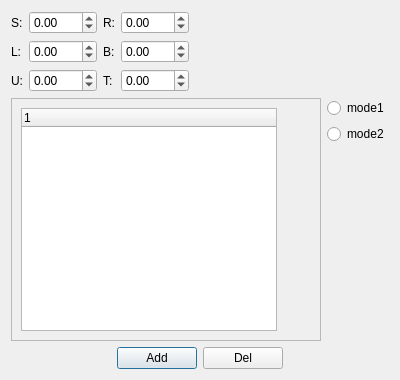
Qt form ui/controlPanel.ui (zhangjiankun/kndRobotSim) before a commit.
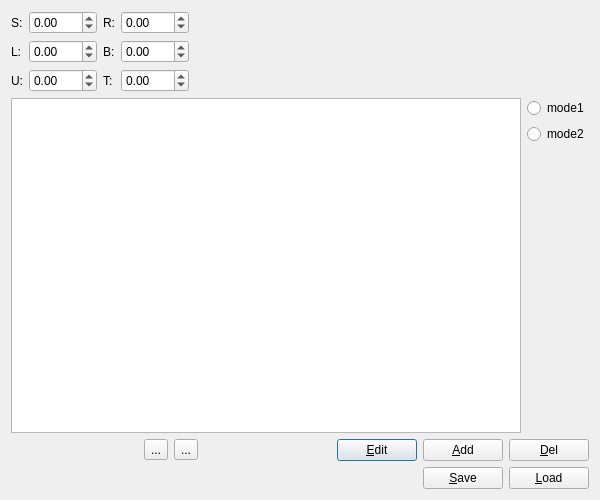
The same form after that commit. Icons and pictures are not drawn.

Diff of the .ui file:
```diff
--- a/ui/controlPanel.ui
+++ b/ui/controlPanel.ui
@@ -6,8 +6,8 @@
    <rect>
     <x>0</x>
     <y>0</y>
-    <width>400</width>
-    <height>380</height>
+    <width>600</width>
+    <height>500</height>
    </rect>
   </property>
   <property name="sizePolicy">
@@ -18,14 +18,14 @@
   </property>
   <property name="minimumSize">
    <size>
-    <width>400</width>
-    <height>380</height>
+    <width>600</width>
+    <height>500</height>
    </size>
   </property>
   <property name="maximumSize">
    <size>
-    <width>400</width>
-    <height>380</height>
+    <width>600</width>
+    <height>500</height>
    </size>
   </property>
   <property name="windowTitle">
@@ -176,35 +176,7 @@
    <item>
     <layout class="QHBoxLayout" name="horizontalLayout_5">
      <item>
-      <widget class="QScrollArea" name="scrollArea">
-       <property name="widgetResizable">
-        <bool>true</bool>
-       </property>
-       <widget class="QWidget" name="scrollAreaWidgetContents">
-        <property name="geometry">
-         <rect>
-          <x>0</x>
-          <y>0</y>
-          <width>292</width>
-          <height>220</height>
-         </rect>
-        </property>
-        <layout class="QFormLayout" name="formLayout">
-         <property name="fieldGrowthPolicy">
-          <enum>QFormLayout::AllNonFixedFieldsGrow</enum>
-         </property>
-         <item row="0" column="0">
-          <widget class="QTreeWidget" name="treeWidget">
-           <column>
-            <property name="text">
-             <string notr="true">1</string>
-            </property>
-           </column>
-          </widget>
-         </item>
-        </layout>
-       </widget>
-      </widget>
+      <widget class="QListView" name="listView"/>
      </item>
      <item>
       <layout class="QVBoxLayout" name="verticalLayout">
@@ -241,6 +213,41 @@
    </item>
    <item>
     <layout class="QHBoxLayout" name="horizontalLayout">
+     <item>
+      <spacer name="horizontalSpacer_2">
+       <property name="orientation">
+        <enum>Qt::Horizontal</enum>
+       </property>
+       <property name="sizeHint" stdset="0">
+        <size>
+         <width>40</width>
+         <height>20</height>
+        </size>
+       </property>
+      </spacer>
+     </item>
+     <item>
+      <widget class="QToolButton" name="toolButtonStart">
+       <property name="text">
+        <string>...</string>
+       </property>
+       <property name="icon">
+        <iconset resource="../RobotGUI.qrc">
+         <normaloff>:/resource/imgs/start_free.png</normaloff>:/resource/imgs/start_free.png</iconset>
+       </property>
+      </widget>
+     </item>
+     <item>
+      <widget class="QToolButton" name="toolButtonStop">
+       <property name="text">
+        <string>...</string>
+       </property>
+       <property name="icon">
+        <iconset resource="../RobotGUI.qrc">
+         <normaloff>:/resource/imgs/stop_free.png</normaloff>:/resource/imgs/stop_free.png</iconset>
+       </property>
+      </widget>
+     </item>
      <item>
       <spacer name="horizontalSpacer_4">
        <property name="orientation">
@@ -257,17 +264,28 @@
      <item>
       <widget class="QPushButton" name="pushButton">
        <property name="text">
-        <string>Add</string>
+        <string>&amp;Edit</string>
        </property>
       </widget>
      </item>
      <item>
       <widget class="QPushButton" name="pushButton_2">
        <property name="text">
-        <string>Del</string>
+        <string>&amp;Add</string>
        </property>
       </widget>
      </item>
+     <item>
+      <widget class="QPushButton" name="pushButton_delList">
+       <property name="text">
+        <string>&amp;Del</string>
+       </property>
+      </widget>
+     </item>
+    </layout>
+   </item>
+   <item>
+    <layout class="QHBoxLayout" name="horizontalLayout_3">
      <item>
       <spacer name="horizontalSpacer_3">
        <property name="orientation">
@@ -275,12 +293,26 @@
        </property>
        <property name="sizeHint" stdset="0">
         <size>
-         <width>40</width>
+         <width>118</width>
          <height>20</height>
         </size>
        </property>
       </spacer>
      </item>
+     <item>
+      <widget class="QPushButton" name="pushButton_save">
+       <property name="text">
+        <string>&amp;Save</string>
+       </property>
+      </widget>
+     </item>
+     <item>
+      <widget class="QPushButton" name="pushButton_load">
+       <property name="text">
+        <string>&amp;Load</string>
+       </property>
+      </widget>
+     </item>
     </layout>
    </item>
   </layout>
```
Left out of the diff: 136 changed lines with no effect on the pictures.
